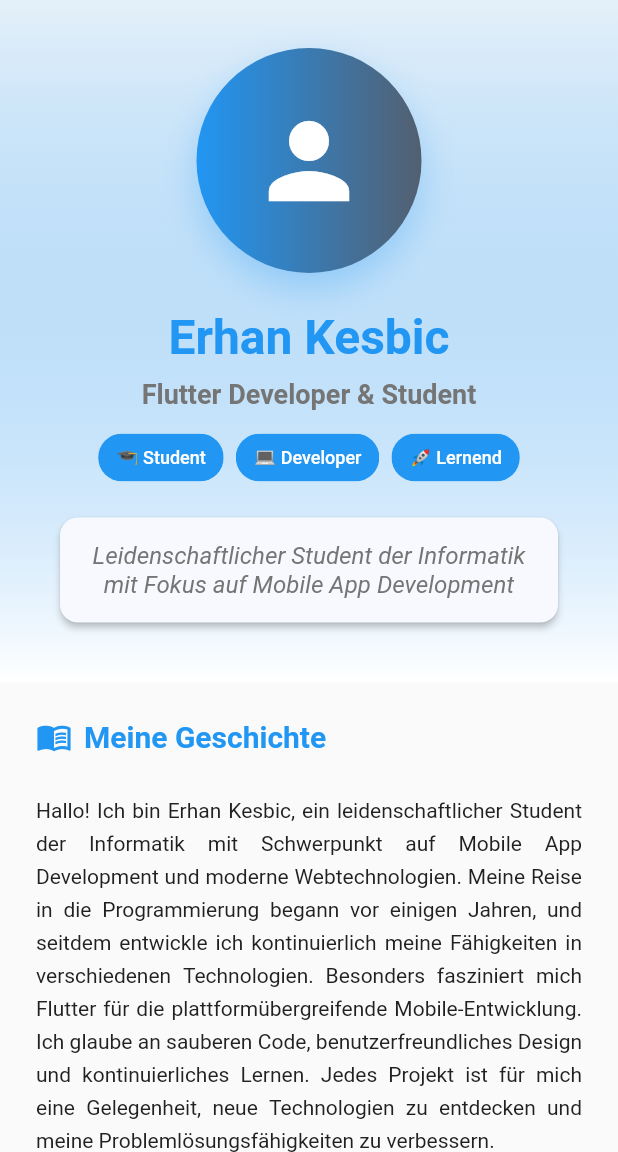
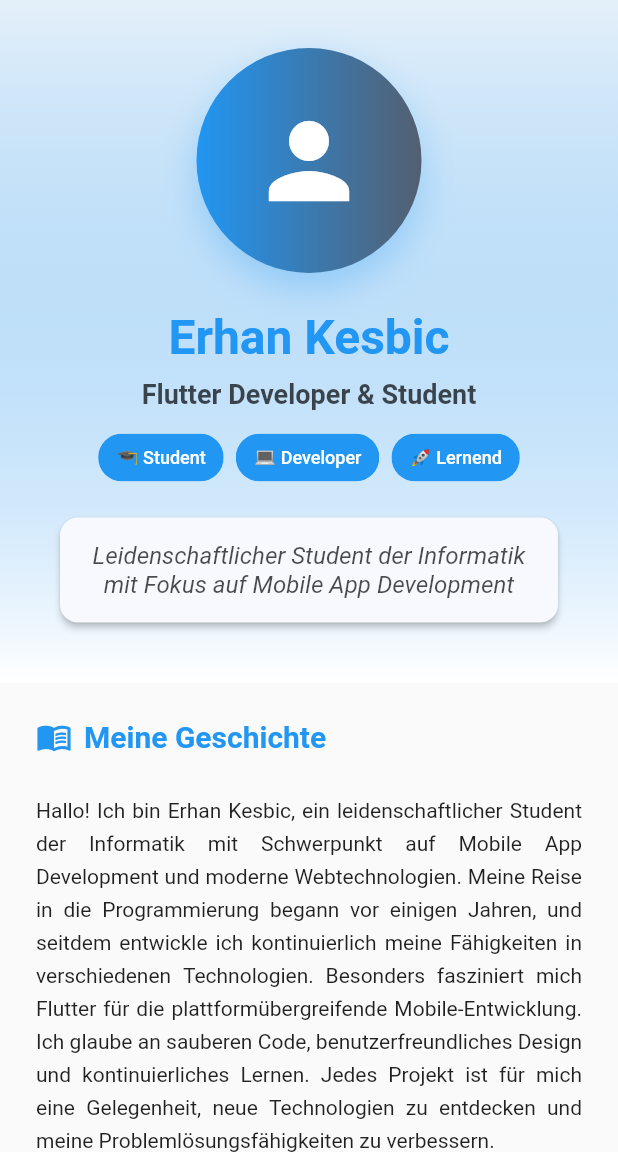
Before and after one commit to erhankesbic/portfolio_5228557, a Flutter app: the AboutPage screen opened directly, on a phone screen of 412 x 824 dp, the part 84-1236 px from its top. Run offline on Flutter 3.47's test engine with Material 3 defaults, Android fonts, the phone set to English and light mode, and no system bars; our stand-ins replace get_it, shared_preferences; accounts and stored records are empty.

Commit message:
feat: Dynamische Textfarben für Dark Mode implementiert und Context-Fehler behoben

```diff
--- a/lib/pages/about_page.dart
+++ b/lib/pages/about_page.dart
@@ -95,7 +95,7 @@ class _AboutPageState extends State<AboutPage> {
             Text(
               personalInfo.title,
               style: AppTheme.titleLarge.copyWith(
-                color: AppTheme.textSecondary,
+                color: Theme.of(context).textTheme.titleLarge?.color?.withOpacity(0.7),
               ),
               textAlign: TextAlign.center,
             ),
@@ -133,7 +133,7 @@ class _AboutPageState extends State<AboutPage> {
                 personalInfo.shortBio,
                 style: AppTheme.bodyLarge.copyWith(
                   fontStyle: FontStyle.italic,
-                  color: AppTheme.textSecondary,
+                  color: Theme.of(context).textTheme.bodyLarge?.color?.withOpacity(0.7),
                 ),
                 textAlign: TextAlign.center,
               ),
@@ -156,7 +156,7 @@ class _AboutPageState extends State<AboutPage> {
           personalInfo.detailedBio,
           style: AppTheme.bodyMedium.copyWith(
             height: 1.6,
-            color: AppTheme.textPrimary,
+            color: Theme.of(context).textTheme.bodyMedium?.color,
           ),
           textAlign: TextAlign.justify,
         ),
@@ -235,7 +235,7 @@ class _AboutPageState extends State<AboutPage> {
             Text(
               skillCategory.description!,
               style: AppTheme.bodySmall.copyWith(
-                color: AppTheme.textSecondary,
+                color: Theme.of(context).textTheme.bodySmall?.color?.withOpacity(0.7),
                 fontStyle: FontStyle.italic,
               ),
             ),
@@ -317,7 +317,7 @@ class _AboutPageState extends State<AboutPage> {
           AppWidgets.spacing(height: 2),
           Text(
             interest.subtitle,
-            style: AppTheme.bodySmall.copyWith(color: AppTheme.textSecondary),
+            style: AppTheme.bodySmall.copyWith(color: Theme.of(context).textTheme.bodySmall?.color?.withOpacity(0.7)),
             textAlign: TextAlign.center,
           ),
         ],
--- a/lib/pages/settings_page.dart
+++ b/lib/pages/settings_page.dart
@@ -198,7 +198,7 @@ class _SettingsPageState extends State<SettingsPage> {
       secondary: Icon(icon, color: primaryColor),
       title: Text(
         title,
-        style: AppTheme.bodyLarge.copyWith(color: AppTheme.textPrimary),
+        style: AppTheme.bodyLarge.copyWith(color: Theme.of(context).textTheme.bodyLarge?.color),
       ),
       value: value,
       onChanged: onChanged,
--- a/lib/pages/summary_page.dart
+++ b/lib/pages/summary_page.dart
@@ -62,7 +62,7 @@ class SummaryPage extends StatelessWidget {
                                   'Über mich: ${data.about}',
                                   style: AppTheme.bodySmall.copyWith(
                                     fontStyle: FontStyle.italic,
-                                    color: AppTheme.textSecondary,
+                                    color: Theme.of(context).textTheme.bodySmall?.color?.withOpacity(0.7),
                                   ),
                                 ),
                               ),
--- a/lib/pages/work_page.dart
+++ b/lib/pages/work_page.dart
@@ -207,7 +207,7 @@ class _WorkPageState extends State<WorkPage> {
               Text(
                 '${item.category} • ${item.formattedDate}',
                 style: AppTheme.bodySmall.copyWith(
-                  color: AppTheme.textSecondary,
+                  color: Theme.of(context).textTheme.bodySmall?.color?.withOpacity(0.7),
                 ),
               ),
             ],
@@ -438,7 +438,7 @@ class _WorkPageState extends State<WorkPage> {
           Expanded(
             child:
                 _filteredItems.isEmpty
-                    ? AppWidgets.emptyState(
+                    ? AppWidgets.emptyState(context: context,
                       icon: Icons.work_off,
                       message: 'Keine Projekte gefunden',
                       action: AppWidgets.textButton(
```
Also changed, not shown: lib/pages/home_page.dart (+4 -4 lines), lib/widgets/app_widgets.dart (+8 -6 lines).
